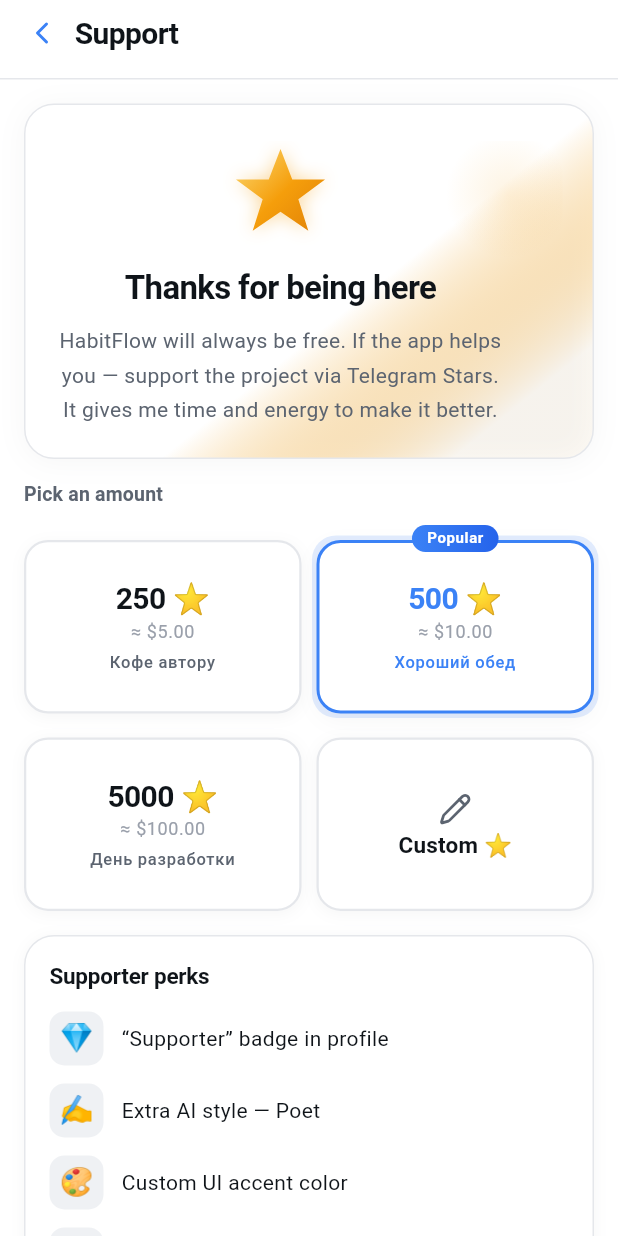
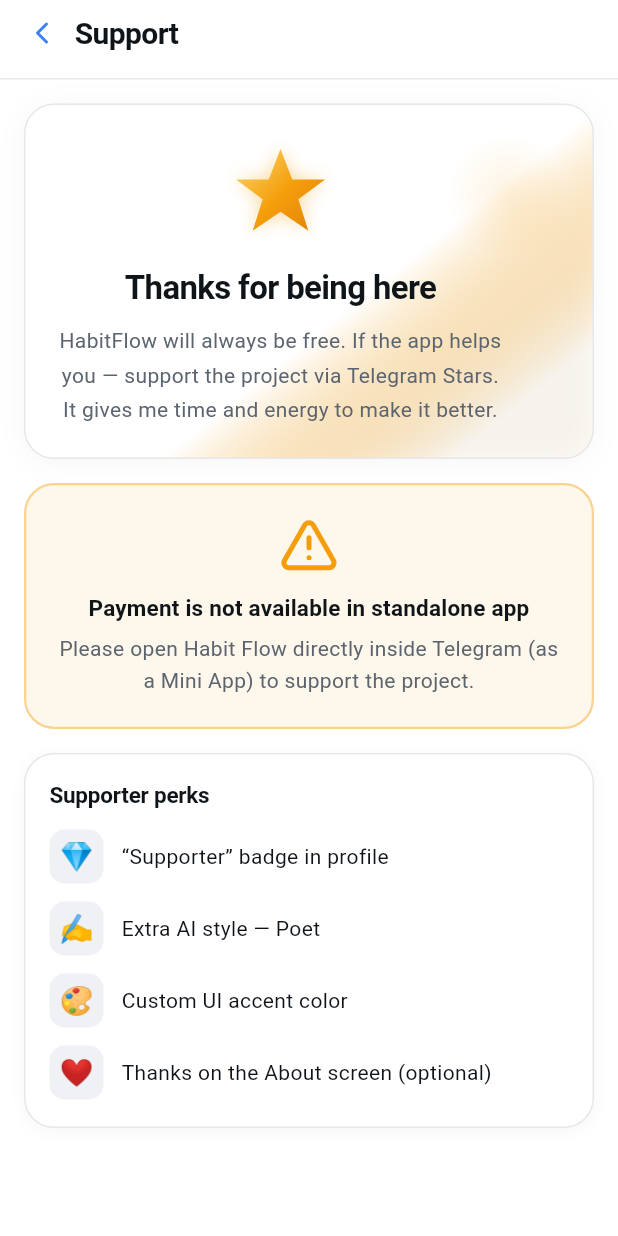
Before and after one commit to zFannur/habit_flow, a Flutter app: the DonateScreen screen opened by its route, on a phone screen of 412 x 824 dp. Run offline on Flutter 3.47's test engine with Material 3 defaults, Android fonts, the phone set to English and light mode, and no system bars; our stand-ins replace dio, fl_chart, flutter_dotenv, flutter_riverpod, flutter_secure_storage, fpdart and 5 more; missing offline and left inert: dart:js_interop; accounts and stored records are empty; statements that could not run were skipped.

Commit message:
fix(donate): display warning banner and disable payments if app is run as standalone mobile app instead of Telegram Mini App

```diff
--- a/lib/core/localization/app_en.arb
+++ b/lib/core/localization/app_en.arb
@@ -469,6 +469,8 @@
   "donateThanksMessage": "You supported the project. It means a lot!",
   "donateErrorTitle": "Error",
   "donateErrorMessage": "Could not create the invoice. Please try again.",
+  "donateNotAvailableTitle": "Payment is not available in standalone app",
+  "donateNotAvailableMessage": "Please open Habit Flow directly inside Telegram (as a Mini App) to support the project.",
 
   "notificationsTitle": "Notifications",
   "notificationsTelegramBanner": "Notifications via Telegram",
--- a/lib/core/localization/app_ru.arb
+++ b/lib/core/localization/app_ru.arb
@@ -469,6 +469,8 @@
   "donateThanksMessage": "Ты поддержал проект. Это очень важно!",
   "donateErrorTitle": "Ошибка",
   "donateErrorMessage": "Не удалось создать инвойс. Попробуй ещё раз.",
+  "donateNotAvailableTitle": "Оплата недоступна в мобильном приложении",
+  "donateNotAvailableMessage": "Пожалуйста, откройте Habit Flow непосредственно в Telegram (как Mini App), чтобы поддержать проект.",
 
   "notificationsTitle": "Уведомления",
   "notificationsTelegramBanner": "Уведомления через Telegram",
--- a/lib/features/profile/presentation/donate_screen.dart
+++ b/lib/features/profile/presentation/donate_screen.dart
@@ -1,4 +1,5 @@
 import 'package:habit_flow/core/config/text_theme.dart';
+import 'package:flutter/foundation.dart';
 import 'package:flutter/material.dart';
 import 'package:flutter/services.dart';
 import 'package:flutter_riverpod/flutter_riverpod.dart';
@@ -151,6 +152,7 @@
   @override
   Widget build(BuildContext context) {
     final c = HFColors.of(context);
+    const isMobileApp = !kIsWeb;
 
     return Scaffold(
       backgroundColor: c.bgPrimary,
@@ -166,6 +168,10 @@
                   const SizedBox(height: 16),
                   const _HeroCard(),
                   const SizedBox(height: 16),
+                  if (isMobileApp) ...[
+                    const _NotAvailableCard(),
+                    const SizedBox(height: 16),
+                  ] else ...[
                     _PresetsSection(
                       presets: _presets,
                       selected: _selected,
@@ -173,7 +179,9 @@
                       customCtl: _customCtl,
                     ),
                     const SizedBox(height: 16),
+                  ],
                   const _BenefitsCard(),
+                  if (!isMobileApp) ...[
                     const SizedBox(height: 16),
                     _CtaSection(
                       selectedStars: _selectedStars,
@@ -181,7 +189,50 @@
                       onPay: (_selectedStars > 0 && !_loading) ? _onPay : null,
                     ),
                   ],
+                ],
               ),
+            ),
+          ),
+        ],
+      ),
+    );
+  }
+}
+
+class _NotAvailableCard extends StatelessWidget {
+  const _NotAvailableCard();
+
+  @override
+  Widget build(BuildContext context) {
+    final c = HFColors.of(context);
+    final l = AppLocalizations.of(context);
+    return Container(
+      decoration: BoxDecoration(
+        color: c.warning.withValues(alpha: 0.08),
+        borderRadius: BorderRadius.circular(20),
+        border: Border.all(color: c.warning.withValues(alpha: 0.4), width: 1.5),
+      ),
+      padding: const EdgeInsets.all(20),
+      child: Column(
+        children: [
+          Icon(LucideIcons.alertTriangle, size: 40, color: c.warning),
+          const SizedBox(height: 12),
+          Text(
+            l.donateNotAvailableTitle,
+            textAlign: TextAlign.center,
+            style: context.tt.titleMedium!.copyWith(
+              color: c.textPrimary,
+              fontWeight: FontWeight.bold,
+              height: 1.25,
+            ),
+          ),
+          const SizedBox(height: 8),
+          Text(
+            l.donateNotAvailableMessage,
+            textAlign: TextAlign.center,
+            style: context.tt.bodyMedium!.copyWith(
+              color: c.textSecondary,
+              height: 1.5,
             ),
           ),
         ],
```
Also changed, not shown: lib/core/localization/generated/app_localizations.dart, lib/core/localization/generated/app_localizations_en.dart, lib/core/localization/generated/app_localizations_ru.dart. Lines whose indentation alone changed are shown as unchanged.
